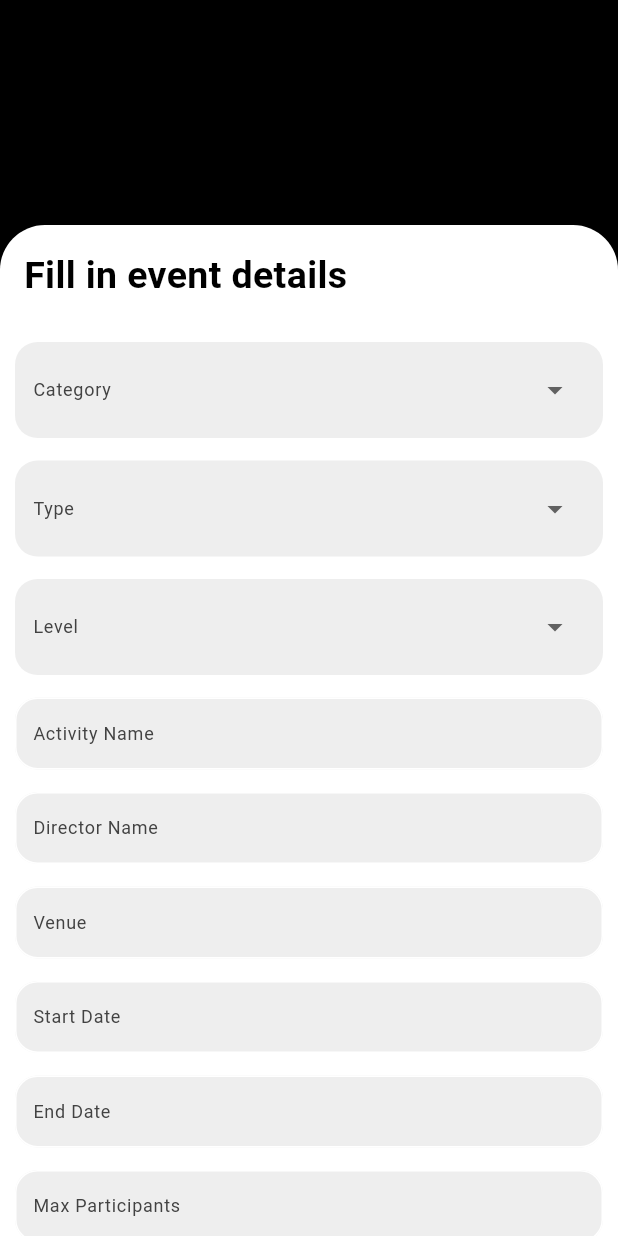
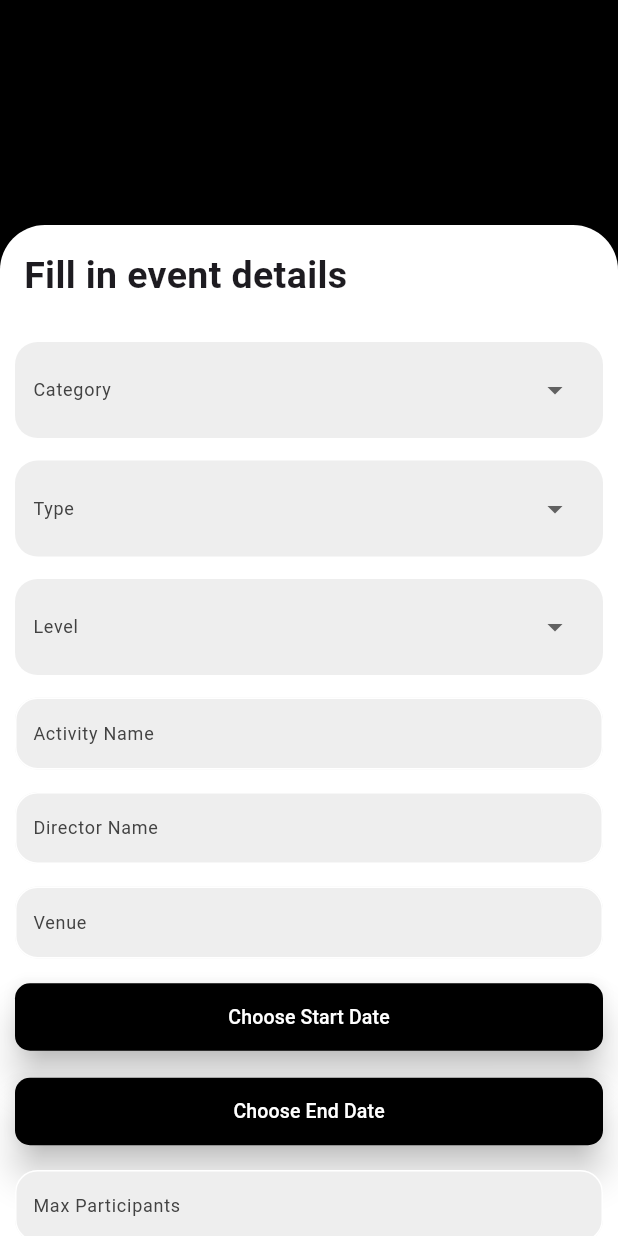
Before and after one commit to afqhizzt/Eventory, a Flutter app: the CreateEventPage screen opened directly, on a phone screen of 412 x 824 dp. Run offline on Flutter 3.47's test engine with Material 3 defaults, Android fonts, the phone set to English and light mode, and no system bars; our stand-ins replace fluttertoast, get, google_sign_in, shared_preferences, supabase_flutter; accounts and stored records are empty; Roboto replaces fonts that are missing (NotoSans-Thin).

Commit message:
new update 3/1 (3)

```diff
--- a/lib/main.dart
+++ b/lib/main.dart
@@ -19,7 +19,7 @@ class MyApp extends StatelessWidget {
     return MaterialApp(
       title: 'Flutter Demo',
       theme: ThemeData(
-        colorScheme: ColorScheme.fromSwatch(primarySwatch: Colors.deepPurple),
+        //colorScheme: ColorScheme.fromSwatch(primarySwatch: Colors.deepPurple),
         useMaterial3: true,
       ),
       initialRoute: '/',
--- a/lib/pages/club/event_posted.dart
+++ b/lib/pages/club/event_posted.dart
@@ -1,5 +1,5 @@
 import 'package:flutter/material.dart';
-import 'club_profile.dart';
+import 'package:tryyy/pages/club/club_homepage.dart';
 
 class EventPostedPage extends StatelessWidget {
   @override
@@ -81,7 +81,7 @@ class EventPostedPage extends StatelessWidget {
                         Navigator.push(
                           context,
                           MaterialPageRoute(
-                            builder: (context) => ClubProfilePage(),
+                            builder: (context) => ClubHomePage(),
                           ),
                         );
                       },
--- a/lib/pages/form_fields.dart
+++ b/lib/pages/form_fields.dart
@@ -138,6 +138,61 @@ class _DropDownFormFieldState extends State<DropDownFormField> {
   }
 }
 
+class DatePickButton extends StatelessWidget {
+  final String label;
+  final TextEditingController controller;
+  final VoidCallback onPressed;
+  final String? Function(String?)? validator;
+
+  const DatePickButton({
+    Key? key,
+    required this.label,
+    required this.controller,
+    required this.onPressed,
+    this.validator,
+  }) : super(key: key);
+
+  @override
+  Widget build(BuildContext context) {
+    return ElevatedButton(
+      onPressed: onPressed,
+      style: ButtonStyle(
+        backgroundColor: MaterialStateProperty.resolveWith<Color>(
+          (Set<MaterialState> states) {
+            return Color.fromARGB(255, 0, 0, 0);
+          },
+        ),
+        overlayColor: MaterialStateProperty.all(
+          Color.fromARGB(255, 0, 0, 0),
+        ),
+        elevation: MaterialStateProperty.all(10),
+        fixedSize: MaterialStateProperty.all(
+          Size(400, 45),
+        ),
+        shape: MaterialStateProperty.all<RoundedRectangleBorder>(
+          RoundedRectangleBorder(
+            borderRadius: BorderRadius.circular(10), // Adjust the border radius
+          ),
+        ),
+      ),
+      child: Align(
+        alignment: Alignment.center,
+        child: Padding(
+          padding: const EdgeInsets.only(left: 0),
+          child: Text(
+            label,
+            style: TextStyle(
+              color: const Color.fromARGB(255, 255, 255, 255),
+              fontFamily: 'NotoSans-Thin',
+              fontSize: 13,
+            ),
+          ),
+        ),
+      ),
+    );
+  }
+}
+
 class SignInFormField extends StatelessWidget {
   final String label;
   final bool isPassword;
```
Also changed, not shown: lib/pages/club/create_event.dart (+45 -17 lines).
